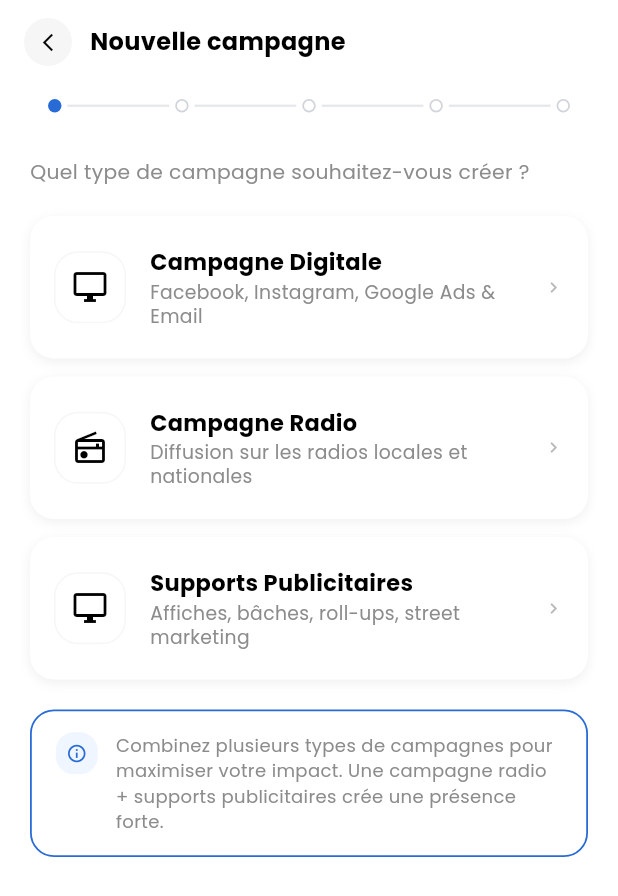
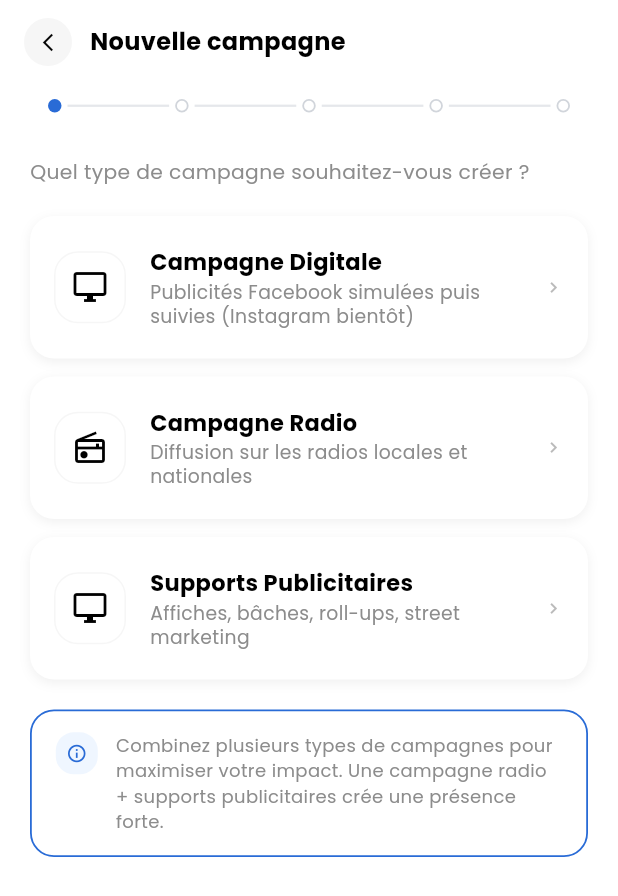
Before and after one commit to Liyanza/Liyanza-mobile, a Flutter app: the CampaignTypeScreen screen opened directly, on a phone screen of 412 x 824 dp. Shown: the top 896 px of the screen. Run offline on Flutter 3.47's test engine with Material 3 defaults, Android fonts, the phone set to English and light mode, and no system bars; our stand-ins replace dio, flutter_riverpod, flutter_secure_storage; accounts and stored records are empty.

Commit message:
fix(copy): Greet the real user in the AI assistant and stop promising unavailable channels
Co-Authored-By: Claude Opus 5.5 <noreply@anthropic.com>

```diff
--- a/lib/campagnes/campaign_type_screen.dart
+++ b/lib/campagnes/campaign_type_screen.dart
@@ -14,7 +14,7 @@ class CampaignTypeScreen extends StatelessWidget {
     _CampaignTypeOption(
       icon: Icons.desktop_windows_outlined,
       title: 'Campagne Digitale',
-      description: 'Facebook, Instagram, Google Ads & Email',
+      description: 'Publicités Facebook simulées puis suivies (Instagram bientôt)',
       destinationBuilder: (context) =>
           const CampaignObjectiveScreen(type: CampaignType.digital),
     ),
```
Also changed, not shown: lib/IA/kiyanza_ia.dart (+6 -3 lines).
